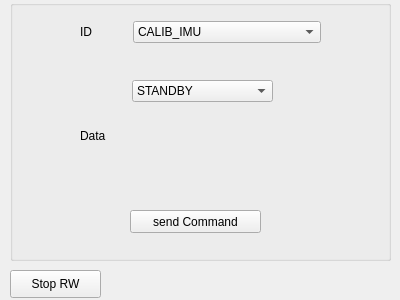
Old version of the form ARVID_GS/tcwindow.ui in the repository Eruvae/floatsat5.
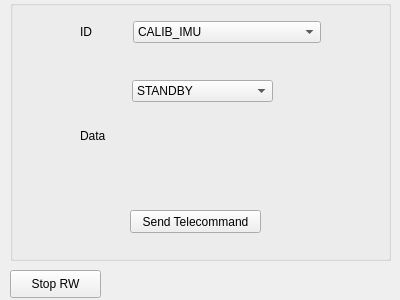
New version of the form. The open tabs and pages were chosen to show the change. Icons and pictures are not drawn.

Commit message: Fixed Power Telemetry colors; Minor UI tweaks

Patch:
```diff
--- a/ARVID_GS/tcwindow.ui
+++ b/ARVID_GS/tcwindow.ui
@@ -616,7 +616,7 @@
      </rect>
     </property>
     <property name="text">
-     <string>send Command</string>
+     <string>Send Telecommand</string>
     </property>
    </widget>
    <widget class="QWidget" name="layoutWidget">
```
Left out of the diff: 2 changed lines with no effect on the pictures. The commit also changes 5 other files.
